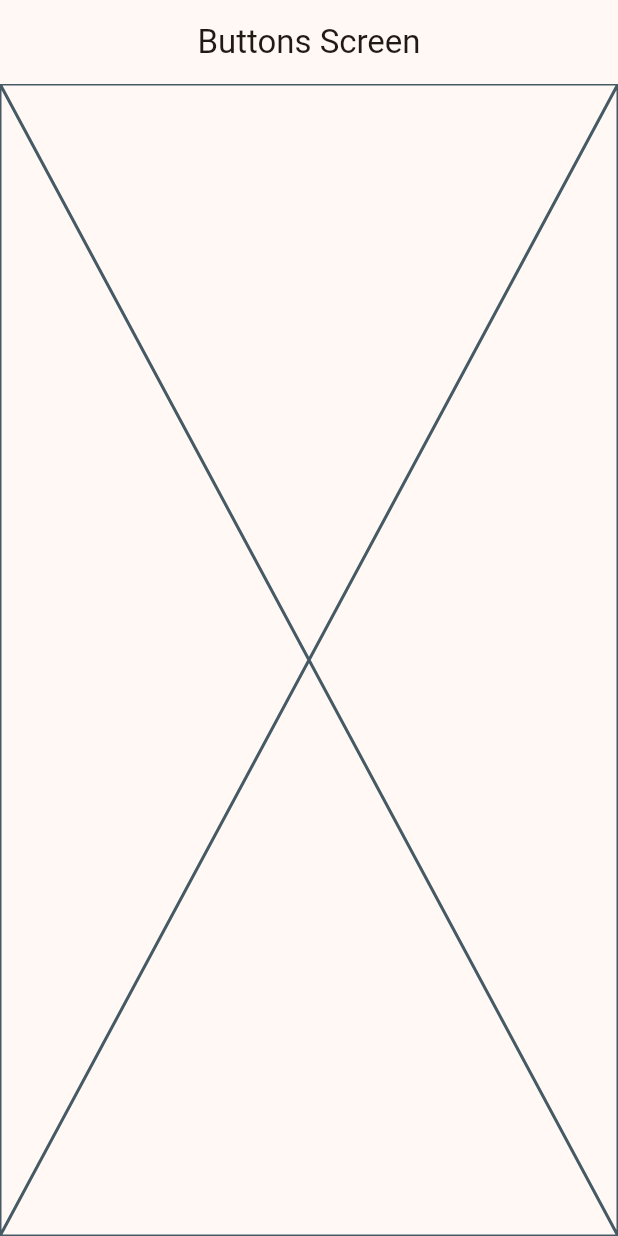
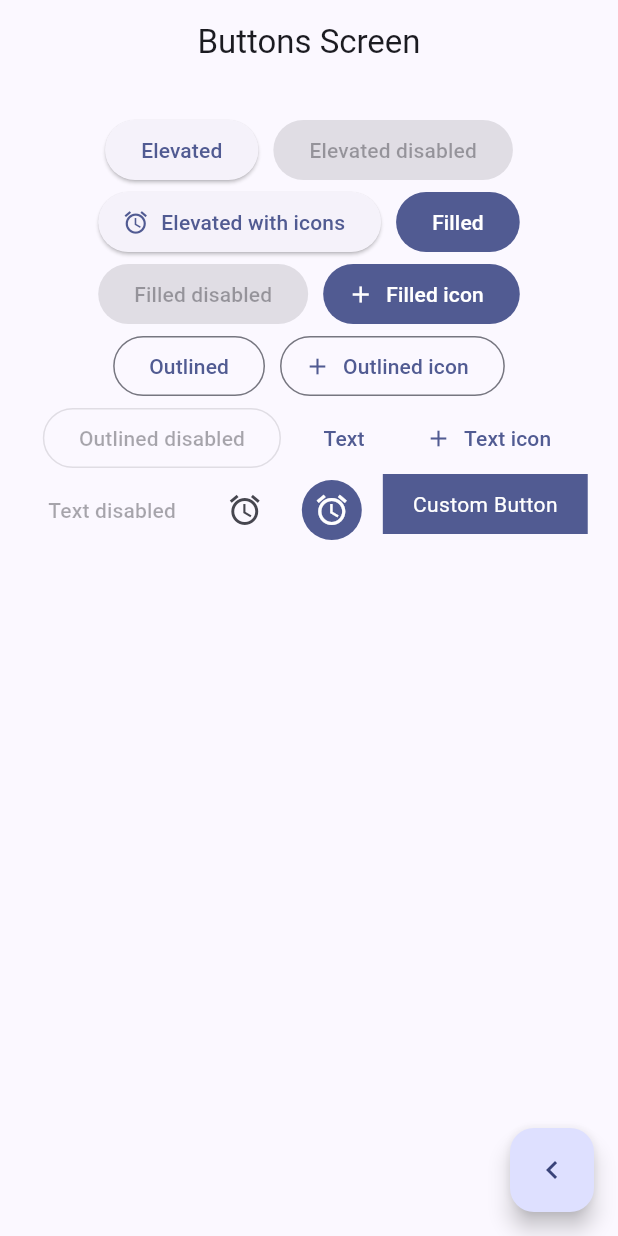
Before and after one commit to brihanPenayo/widgep_app, a Flutter app: the ButtonsScreen screen opened by its route, on a phone screen of 412 x 824 dp. Run offline on Flutter 3.47's test engine with Material 3 defaults, Android fonts, the phone set to English and light mode, and no system bars; our stand-ins replace go_router.

Commit message:
se define boton personalizado

```diff
--- a/lib/main.dart
+++ b/lib/main.dart
@@ -11,7 +11,7 @@ class MainApp extends StatelessWidget {
 
   @override
   Widget build(BuildContext context) {
-    final theme = AppTheme(selectedColor: 5).theme();
+    final theme = AppTheme(selectedColor: 4).theme();
     return MaterialApp.router(
       routerConfig: appRouter,
       debugShowCheckedModeBanner: false,
--- a/lib/presentation/screens/buttons/buttons_screen.dart
+++ b/lib/presentation/screens/buttons/buttons_screen.dart
@@ -1,4 +1,5 @@
 import 'package:flutter/material.dart';
+import 'package:go_router/go_router.dart';
 
 class ButtonsScreen extends StatelessWidget {
   static const String name = 'buttons-screen';
@@ -7,10 +8,87 @@ class ButtonsScreen extends StatelessWidget {
   @override
   Widget build(BuildContext context) {
     return Scaffold(
-      appBar: AppBar(
-        title: const Text('Buttons Screen'),
+        appBar: AppBar(
+          title: const Text('Buttons Screen'),
+        ),
+        body: const _ButtonsView(),
+        floatingActionButton: FloatingActionButton(
+          child: const Icon(Icons.chevron_left),
+          onPressed: () {
+            context.go('/');
+          },
+        ));
+  }
+}
+
+class _ButtonsView extends StatelessWidget {
+  const _ButtonsView();
+
+  @override
+  Widget build(BuildContext context) {
+    final color = Theme.of(context).colorScheme;
+    return SizedBox(
+      width: double.infinity,
+      child: Padding(
+        padding: const EdgeInsets.symmetric(horizontal: 10, vertical: 20),
+        child: Wrap(
+          spacing: 10,
+          alignment: WrapAlignment.center,
+          children: [
+            ElevatedButton(onPressed: () {}, child: const Text('Elevated')),
+            const ElevatedButton(
+                onPressed: null, child: Text('Elevated disabled')),
+            ElevatedButton.icon(
+                onPressed: () {},
+                icon: const Icon(Icons.access_alarm),
+                label: const Text('Elevated with icons')),
+            FilledButton(onPressed: () {}, child: const Text('Filled')),
+            const FilledButton(onPressed: null, child: Text('Filled disabled')),
+            FilledButton.icon(
+                onPressed: () {},
+                icon: const Icon(Icons.add),
+                label: const Text('Filled icon')),
+            OutlinedButton(onPressed: () {}, child: const Text('Outlined')),
+            OutlinedButton.icon(
+                onPressed: () {},
+                icon: const Icon(Icons.add),
+                label: const Text('Outlined icon')),
+            const OutlinedButton(
+                onPressed: null, child: Text('Outlined disabled')),
+            TextButton(onPressed: () {}, child: const Text('Text')),
+            TextButton.icon(
+                onPressed: () {},
+                icon: const Icon(Icons.add),
+                label: const Text('Text icon')),
+            const TextButton(onPressed: null, child: Text('Text disabled')),
+            IconButton(onPressed: () {}, icon: const Icon(Icons.access_alarm)),
+            IconButton(
+                onPressed: () {},
+                icon: const Icon(Icons.access_alarm, color: Colors.white),
+                style: ButtonStyle(
+                    backgroundColor: MaterialStatePropertyAll(color.primary))),
+            const CustomButton(text: 'Custom Button'),
+          ],
+          //TODO: hacer un custom button
+        ),
       ),
-      body: const Placeholder(),
     );
   }
 }
+
+class CustomButton extends StatelessWidget {
+  final String text;
+  const CustomButton({super.key, required this.text});
+
+  @override
+  Widget build(BuildContext context) {
+    final color = Theme.of(context).colorScheme;
+    return Material(
+      color: color.primary,
+      child: Padding(
+        padding: const EdgeInsets.symmetric(horizontal: 20, vertical: 10),
+        child: Text(text, style: TextStyle(color: color.onPrimary)),
+      ),
+    );
+  }
+}
```
